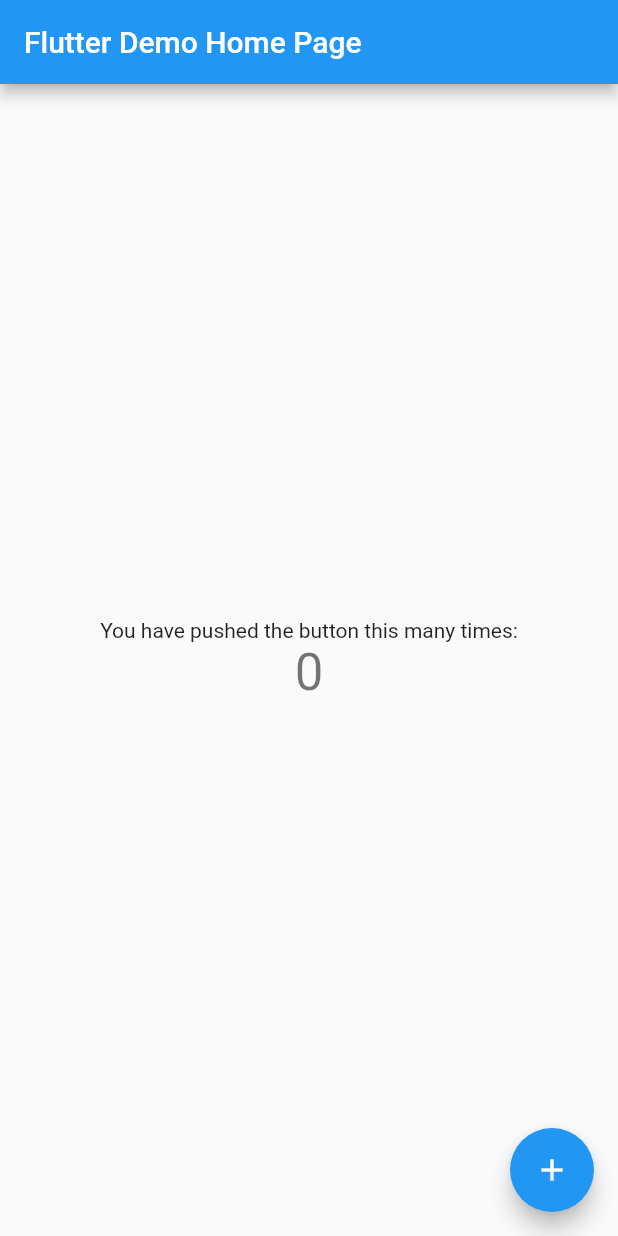
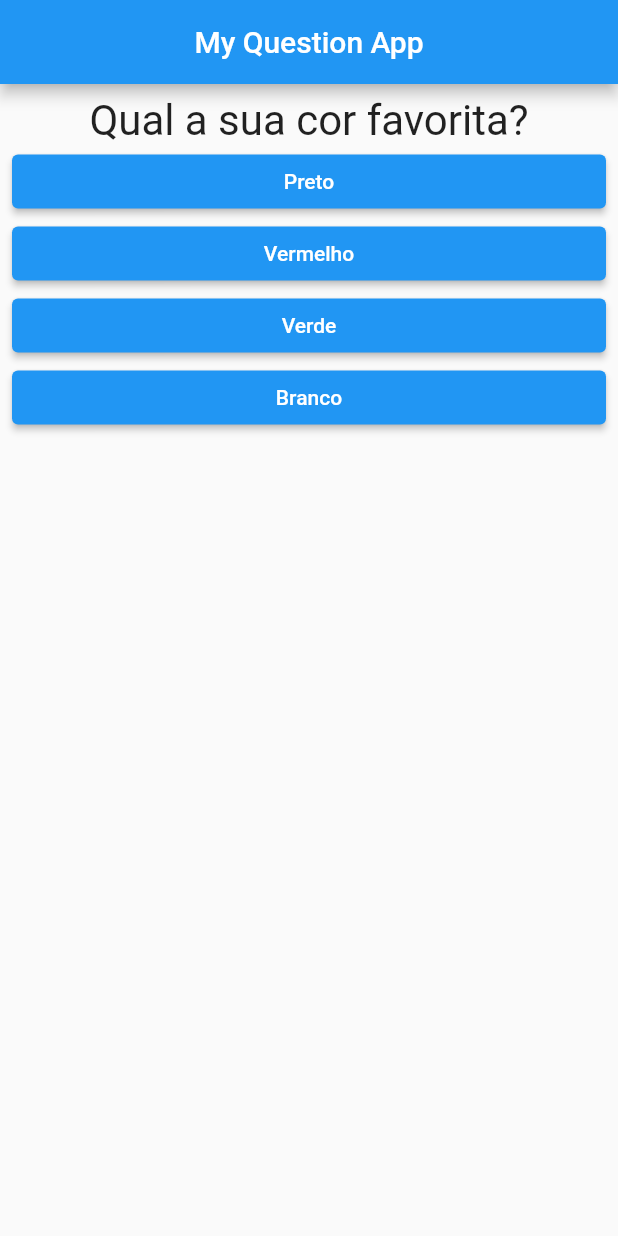
Before and after one commit to CesaltinoFelix/flutter_question_app, a Flutter app: the screen it shows after launch, on a phone screen of 412 x 824 dp. Run offline on Flutter 3.47's test engine with Material 2 defaults, Android fonts, the light colour scheme and no system bars.

Commit message:
updating source code

```diff
--- a/lib/main.dart
+++ b/lib/main.dart
@@ -1,67 +1,86 @@
 import 'package:flutter/material.dart';
+import './questionario.dart';
+import './questao.dart';
+import './resultado.dart';
 
 void main() {
-  runApp(const MyApp());
+  runApp(PerguntaApp());
 }
 
-class MyApp extends StatelessWidget {
-  const MyApp({super.key});
+class _PerguntaAppState extends State<PerguntaApp> {
+  var _perguntaSelecionada = 0;
+  var _pontuacaoTotal = 0;
+  final List<Map<String, Object>> _perguntas = const [
+    {
+      'texto': 'Qual a sua cor favorita?',
+      'resposta': [
+        {'texto': 'Preto', 'pontuacao': 10},
+        {'texto': 'Vermelho', 'pontuacao': 5},
+        {'texto': 'Verde', 'pontuacao': 3},
+        {'texto': 'Branco', 'pontuacao': 1},
+      ]
+    },
+    {
+      'texto': 'Qual o seu animal favorito?',
+      'resposta': [
+        {'texto': 'Coelho', 'pontuacao': 10},
+        {'texto': 'Cobra', 'pontuacao': 5},
+        {'texto': 'Elefante', 'pontuacao': 3},
+        {'texto': 'Leão', 'pontuacao': 1},
+      ]
+    },
+    {
+      'texto': 'Qual o seu instrutor favorito?',
+      'resposta': [
+        {'texto': 'Maria', 'pontuacao': 10},
+        {'texto': 'Cesaltino', 'pontuacao': 5},
+        {'texto': 'Leo', 'pontuacao': 3},
+        {'texto': 'Pedro', 'pontuacao': 1},
+      ]
+    },
+  ];
+  void _responder(int pontuacao) {
+    if (temPerguntaSelecionada) {
+      setState(() {
+        _perguntaSelecionada++;
+        _pontuacaoTotal += pontuacao;
+      });
+    }
+  }
 
-  @override
+  void _restart() {
+    setState(() {
+      _perguntaSelecionada = 0;
+      _pontuacaoTotal = 0;
+    });
+  }
+
+  bool get temPerguntaSelecionada {
+    return _perguntaSelecionada < _perguntas.length;
+  }
+
   Widget build(BuildContext context) {
     return MaterialApp(
-      title: 'Flutter Demo',
-      theme: ThemeData(
-        primarySwatch: Colors.blue,
-      ),
-      home: const MyHomePage(title: 'Flutter Demo Home Page'),
+      title: 'My flutter app',
+      home: Scaffold(
+          appBar: AppBar(
+            title: const Center(
+              child: Text('My Question App'),
+            ),
+          ),
+          body: temPerguntaSelecionada
+              ? Questionario(
+                  perguntaSelecionada: _perguntaSelecionada,
+                  perguntas: _perguntas,
+                  quandoResponder: _responder,
+                  temPerguntaSelecionada: temPerguntaSelecionada)
+              : Resultado(_pontuacaoTotal, _restart)),
     );
   }
 }
 
-class MyHomePage extends StatefulWidget {
-  const MyHomePage({super.key, required this.title});
-
-  final String title;
-
-  @override
-  State<MyHomePage> createState() => _MyHomePageState();
-}
-
-class _MyHomePageState extends State<MyHomePage> {
-  int _counter = 0;
-
-  void _incrementCounter() {
-    setState(() {
-      _counter++;
-    });
-  }
-
-  @override
-  Widget build(BuildContext context) {
-    return Scaffold(
-      appBar: AppBar(
-        title: Text(widget.title),
-      ),
-      body: Center(
-        child: Column(
-          mainAxisAlignment: MainAxisAlignment.center,
-          children: <Widget>[
-            const Text(
-              'You have pushed the button this many times:',
-            ),
-            Text(
-              '$_counter',
-              style: Theme.of(context).textTheme.headline4,
-            ),
-          ],
-        ),
-      ),
-      floatingActionButton: FloatingActionButton(
-        onPressed: _incrementCounter,
-        tooltip: 'Increment',
-        child: const Icon(Icons.add),
-      ),
-    );
+class PerguntaApp extends StatefulWidget {
+  _PerguntaAppState createState() {
+    return _PerguntaAppState();
   }
 }
--- /dev/null
+++ b/lib/questao.dart
@@ -0,0 +1,16 @@
+import 'package:flutter/material.dart';
+
+class Questao extends StatelessWidget {
+  final String texto;
+  Questao(this.texto);
+
+  @override
+  Widget build(BuildContext context) {
+    return Text(
+      texto,
+      style: TextStyle(
+        fontSize: 28,
+      ),
+    );
+  }
+}
--- /dev/null
+++ b/lib/questionario.dart
@@ -0,0 +1,45 @@
+import 'package:flutter/material.dart';
+import './questao.dart';
+import './resposta.dart';
+
+class Questionario extends StatelessWidget {
+  final List<Map<String, Object>>? perguntas;
+  final int? perguntaSelecionada;
+  final bool? temPerguntaSelecionada;
+  final void Function(int)? quandoResponder;
+  const Questionario({
+    required this.perguntas,
+    required this.perguntaSelecionada,
+    required this.quandoResponder,
+    required this.temPerguntaSelecionada,
+  });
+
+  @override
+  Widget build(BuildContext context) {
+    List<Map<String, Object>> respostas = temPerguntaSelecionada!
+        ? perguntas![perguntaSelecionada!].cast()['resposta']
+        : [];
+
+    return Container(
+      width: double.infinity,
+      child: Padding(
+        padding: const EdgeInsets.all(8.0),
+        child: Column(
+          crossAxisAlignment: CrossAxisAlignment.center,
+          children: [
+            Questao(perguntas![perguntaSelecionada!].cast()['texto']),
+            ...respostas
+                .map(
+                  (respo) => Resposta(
+                    respo.cast()['texto'],
+                    () => quandoResponder!(
+                        int.parse(respo.cast()['pontuacao'].toString())),
+                  ),
+                )
+                .toList(),
+          ],
+        ),
+      ),
+    );
+  }
+}
--- /dev/null
+++ b/lib/resposta.dart
@@ -0,0 +1,18 @@
+import 'package:flutter/material.dart';
+
+class Resposta extends StatelessWidget {
+  final String texto;
+  final void Function() quandoSelecionado;
+  Resposta(this.texto, this.quandoSelecionado);
+
+  @override
+  Widget build(BuildContext context) {
+    return Container(
+      width: double.infinity,
+      child: ElevatedButton(
+        onPressed: quandoSelecionado,
+        child: Text(texto),
+      ),
+    );
+  }
+}
--- /dev/null
+++ b/lib/resultado.dart
@@ -0,0 +1,36 @@
+import 'package:flutter/material.dart';
+
+class Resultado extends StatelessWidget {
+  final int pontuacao;
+  final void Function() restart;
+  Resultado(this.pontuacao, this.restart);
+
+  String? get fraseResultado {
+    if (pontuacao < 8) {
+      return 'Parabens';
+    } else if (pontuacao < 12) {
+      return 'Voce e bom';
+    } else if (pontuacao < 18) {
+      return 'Impressionante';
+    } else {
+      return 'Nivel Jedi';
+    }
+  }
+
+  @override
+  Widget build(BuildContext context) {
+    return Container(
+        width: double.infinity,
+        child: Column(
+          crossAxisAlignment: CrossAxisAlignment.center,
+          mainAxisAlignment: MainAxisAlignment.center,
+          children: [
+            Text(
+              fraseResultado!,
+              style: TextStyle(fontSize: 28),
+            ),
+            ElevatedButton(onPressed: restart, child: Icon(Icons.loop))
+          ],
+        ));
+  }
+}
```
